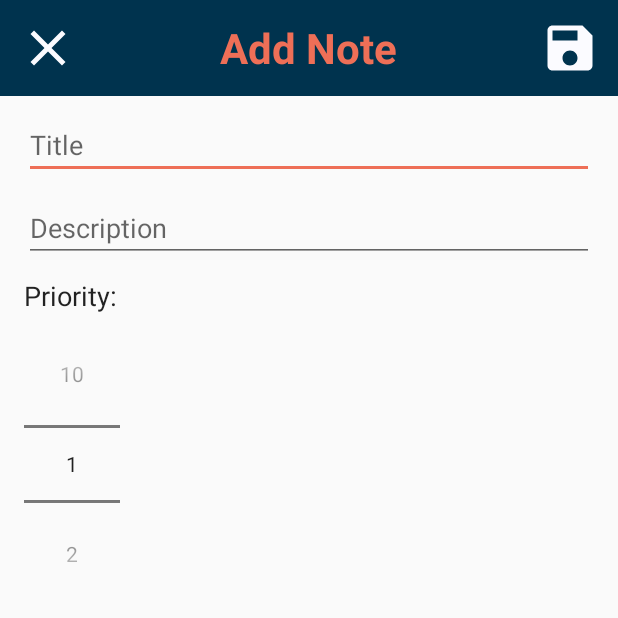
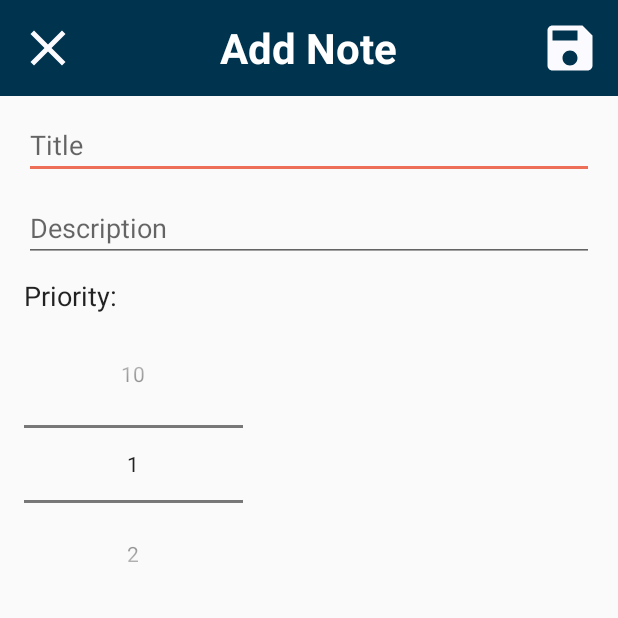
Before and after one commit to elmorshdi/Notes-App-Demo, an Android app: the screen it shows after launch (AddNoteActivity), after a tap on an icon or button, on a phone screen of 412 x 824 dp, the top half of it. Run offline under Robolectric (Android 15) with nearby library versions, the phone set to English and light mode, and no system bars; our stand-ins replace Room's generated code, RxJava, data binding.

Commit message:
dataBinding

```diff
--- a/app/build.gradle
+++ b/app/build.gradle
@@ -23,6 +23,10 @@ android {
     compileOptions {
         sourceCompatibility JavaVersion.VERSION_1_8
         targetCompatibility JavaVersion.VERSION_1_8
+    }
+
+        dataBinding {
+            enabled =true
     }
 }
 
@@ -60,4 +64,6 @@ dependencies {
     implementation "io.reactivex.rxjava2:rxandroid:$rxJavaVersion"
     implementation "io.reactivex.rxjava2:rxjava:$rxJavaVersion"
 
+    implementation 'petrov.kristiyan:colorpicker-library:1.1.10'
+
 }
--- a/app/src/main/java/com/my/notes/NoteAdapter.java
+++ b/app/src/main/java/com/my/notes/NoteAdapter.java
@@ -32,6 +32,9 @@ public class NoteAdapter extends RecyclerView.Adapter<NoteAdapter.NoteHolder> {
         holder.textViewTitle.setText(currentNote.getTitle());
         holder.textViewDescription.setText(currentNote.getDescription());
         holder.textViewPriority.setText(String.valueOf(currentNote.getPriority()));
+
+        //  holder.itemView.setBackgroundColor(Color.parseColor("#567845"));
+
     }
 
     @Override
--- a/app/src/main/java/com/my/notes/pojo/Note.java
+++ b/app/src/main/java/com/my/notes/pojo/Note.java
@@ -17,6 +17,7 @@ class Note {
         this.description = description;
         this.priority = priority;
     }
+
 
     public int getId() {
         return id;
--- a/app/src/main/java/com/my/notes/ui/AddNoteActivity.java
+++ b/app/src/main/java/com/my/notes/ui/AddNoteActivity.java
@@ -3,71 +3,68 @@ package com.my.notes.ui;
 import android.content.Intent;
 import android.os.Bundle;
 import android.view.View;
-import android.widget.EditText;
-import android.widget.ImageButton;
-import android.widget.NumberPicker;
-import android.widget.TextView;
 import android.widget.Toast;
 
 import androidx.appcompat.app.AppCompatActivity;
+import androidx.databinding.DataBindingUtil;
 
 import com.my.notes.R;
+import com.my.notes.databinding.ActivityAddNoteBinding;
 import com.my.notes.pojo.Note;
 
 public class AddNoteActivity extends AppCompatActivity {
     Intent intent;
-    private EditText editTextTitle;
-    private EditText editTextDescription;
-    private NumberPicker numberPickerPriority;
-    private TextView Tit;
-    private ImageButton buttonSave;
-    private ImageButton buttonClose;
+
     private NoteViewModel noteViewModel;
-
+    ActivityAddNoteBinding binding;
     @Override
     protected void onCreate(Bundle savedInstanceState) {
         super.onCreate(savedInstanceState);
-        setContentView(R.layout.activity_add_note);
-        editTextTitle = findViewById(R.id.edit_text_title);
-        editTextDescription = findViewById(R.id.edit_text_description);
-        numberPickerPriority = findViewById(R.id.number_picker_priority);
-        buttonClose = findViewById(R.id.close);
-        buttonSave = findViewById(R.id.save);
-        Tit = findViewById(R.id.tit);
+        binding = DataBindingUtil.setContentView(this, R.layout.activity_add_note);
+
         noteViewModel = new NoteViewModel(AddNoteActivity.this);
 
-        numberPickerPriority.setMinValue(1);
-        numberPickerPriority.setMaxValue(10);
+        binding.numberPickerPriority.setMinValue(1);
+        binding.numberPickerPriority.setMaxValue(10);
         intent = getIntent();
 
         if (intent.getStringExtra("Type").equals("Update")) {
-            Tit.setText("Edit Note");
-            editTextTitle.setText(intent.getStringExtra("noteToUpdateTITLE"));
-            editTextDescription.setText(intent.getStringExtra("noteToUpdateDESCRIPTION"));
-            numberPickerPriority.setValue(intent.getIntExtra("noteToUpdatePRIORITY", 1));
+            binding.tit.setText("Edit Note");
+            binding.editTextTitle.setText(intent.getStringExtra("noteToUpdateTITLE"));
+            binding.editTextDescription.setText(intent.getStringExtra("noteToUpdateDESCRIPTION"));
+            binding.numberPickerPriority.setValue(intent.getIntExtra("noteToUpdatePRIORITY", 1));
         } else {
-            Tit.setText("Add Note");
+            binding.tit.setText("Add Note");
         }
 
     }
 
     public void save(View view) {
-        String title = editTextTitle.getText().toString();
-        String description = editTextDescription.getText().toString();
-        int priority = numberPickerPriority.getValue();
+        String title = binding.editTextTitle.getText().toString();
+        String description = binding.editTextDescription.getText().toString();
+        int priority = binding.numberPickerPriority.getValue();
 
         if (title.trim().isEmpty() || description.trim().isEmpty()) {
-            return;
+            Toast.makeText(this, "Enter Title and Description", Toast.LENGTH_SHORT).show();
+
         } else {
             if (intent.getStringExtra("Type").equals("Update")) {
                 Note note = new Note(title, description, priority);
                 note.setId(intent.getIntExtra("noteToUpdateId", 1));
                 noteViewModel.update(note);
+                Toast.makeText(this, "Updated", Toast.LENGTH_SHORT).show();
+
+
             } else {
 
                 noteViewModel.insert(new Note(title, description, priority));
                 Toast.makeText(this, "Saved", Toast.LENGTH_SHORT).show();
             }
+            binding.editTextDescription.setText("");
+            binding.editTextDescription.clearFocus();
+            binding.editTextTitle.setText("");
+            binding.editTextTitle.clearFocus();
+            binding.numberPickerPriority.setValue(1);
         }
 
     }
--- a/app/src/main/java/com/my/notes/ui/MainActivity.java
+++ b/app/src/main/java/com/my/notes/ui/MainActivity.java
@@ -2,17 +2,18 @@ package com.my.notes.ui;
 
 import android.content.Intent;
 import android.os.Bundle;
+import android.view.View;
 
 import androidx.appcompat.app.AppCompatActivity;
-import androidx.constraintlayout.widget.ConstraintLayout;
+import androidx.databinding.DataBindingUtil;
 import androidx.recyclerview.widget.ItemTouchHelper;
 import androidx.recyclerview.widget.LinearLayoutManager;
 import androidx.recyclerview.widget.RecyclerView;
 
-import com.google.android.material.floatingactionbutton.FloatingActionButton;
 import com.google.android.material.snackbar.Snackbar;
 import com.my.notes.NoteAdapter;
 import com.my.notes.R;
+import com.my.notes.databinding.ActivityMainBinding;
 import com.my.notes.pojo.Note;
 
 import java.util.List;
@@ -26,19 +27,16 @@ import io.reactivex.schedulers.Schedulers;
 public class MainActivity extends AppCompatActivity {
     List<Note> notes;
     NoteViewModel noteViewModel;
-    RecyclerView recyclerView;
     NoteAdapter adapter;
-    ConstraintLayout constraintLayout;
     Note note;
-    FloatingActionButton buttonAddNote;
-
+    private ActivityMainBinding binding;
     @Override
     protected void onCreate(Bundle savedInstanceState) {
         super.onCreate(savedInstanceState);
         setContentView(R.layout.activity_main);
+        binding = DataBindingUtil.setContentView(this, R.layout.activity_main);
         adapter = new NoteAdapter();
-        recyclerView = findViewById(R.id.recycler_view);
-        constraintLayout = findViewById(R.id.layout);
+
         noteViewModel = new NoteViewModel(MainActivity.this);
 
         noteViewModel.getAllNotes()
@@ -52,8 +50,15 @@ public class MainActivity extends AppCompatActivity {
 
                     @Override
                     public void onNext(List<Note> notes) {
-                        adapter.setNotes(notes);
-                        adapter.notifyDataSetChanged();
+                        if (notes == null || notes.size() == 0) {
+                            binding.emptyText.setVisibility(View.VISIBLE);
+
+                        } else {
+                            binding.emptyText.setVisibility(View.INVISIBLE);
+
+                            adapter.setNotes(notes);
+                            adapter.notifyDataSetChanged();
+                        }
                     }
 
 
@@ -70,12 +75,11 @@ public class MainActivity extends AppCompatActivity {
 
                 });
 
-        recyclerView.setLayoutManager(new LinearLayoutManager(this));
-        recyclerView.setHasFixedSize(true);
-        recyclerView.setAdapter(adapter);
+        binding.recyclerView.setLayoutManager(new LinearLayoutManager(this));
+        binding.recyclerView.setHasFixedSize(true);
+        binding.recyclerView.setAdapter(adapter);
 
-        buttonAddNote = findViewById(R.id.button_add_note);
-        buttonAddNote.setOnClickListener(v -> {
+        binding.buttonAddNote.setOnClickListener(v -> {
             Intent intent = new Intent(this, AddNoteActivity.class);
             intent.putExtra("Type", "Add");
             startActivity(intent);
@@ -93,10 +97,10 @@ public class MainActivity extends AppCompatActivity {
             public void onSwiped(RecyclerView.ViewHolder viewHolder, int direction) {
                 note = adapter.getNoteAt(viewHolder.getAdapterPosition());
                 noteViewModel.delete(note);
-                Snackbar.make(constraintLayout, "Note Deleted", Snackbar.LENGTH_LONG)
+                Snackbar.make(binding.layout, "Note Deleted", Snackbar.LENGTH_LONG)
                         .setAction("Undo", view -> noteViewModel.insert(note)).show();
             }
-        }).attachToRecyclerView(recyclerView);
+        }).attachToRecyclerView(binding.recyclerView);
         adapter.setOnItemClickListener(note -> {
             Intent intent = new Intent(MainActivity.this, AddNoteActivity.class);
             intent.putExtra("noteToUpdateId", note.getId());
--- a/app/src/main/res/layout/activity_add_note.xml
+++ b/app/src/main/res/layout/activity_add_note.xml
@@ -1,6 +1,12 @@
 <?xml version="1.0" encoding="utf-8"?>
-<LinearLayout xmlns:android="http://schemas.android.com/apk/res/android"
-    xmlns:tools="http://schemas.android.com/tools"
+<layout xmlns:android="http://schemas.android.com/apk/res/android"
+    xmlns:tools="http://schemas.android.com/tools">
+
+    <data>
+
+    </data>
+
+    <LinearLayout
         android:layout_width="match_parent"
         android:layout_height="match_parent"
         android:orientation="vertical"
@@ -27,7 +33,7 @@
                 android:layout_centerInParent="true"
                 android:layout_centerHorizontal="true"
                 android:text="Add Note "
-            android:textColor="@color/colorAccent"
+                android:textColor="@android:color/white"
                 android:textSize="28dp"
                 android:textStyle="bold" />
 
@@ -75,9 +81,11 @@
 
         <NumberPicker
             android:id="@+id/number_picker_priority"
-        android:layout_width="wrap_content"
+            android:layout_width="146dp"
             android:layout_height="wrap_content"
             android:layout_marginStart="16dp"
             android:layout_marginTop="10dp"
             android:layout_marginEnd="16dp" />
+
     </LinearLayout>
+</layout>
--- a/app/src/main/res/layout/note_item.xml
+++ b/app/src/main/res/layout/note_item.xml
@@ -4,6 +4,7 @@
     android:layout_height="wrap_content"
     android:layout_marginStart="8dp"
     android:layout_marginTop="8dp"
+    android:id="@+id/CardView"
     android:layout_marginEnd="8dp">
 
     <RelativeLayout
```
Also changed, not shown: app/src/main/res/layout/activity_main.xml (+44 -14 lines), 1 other file. Lines whose indentation alone changed are shown as unchanged.
